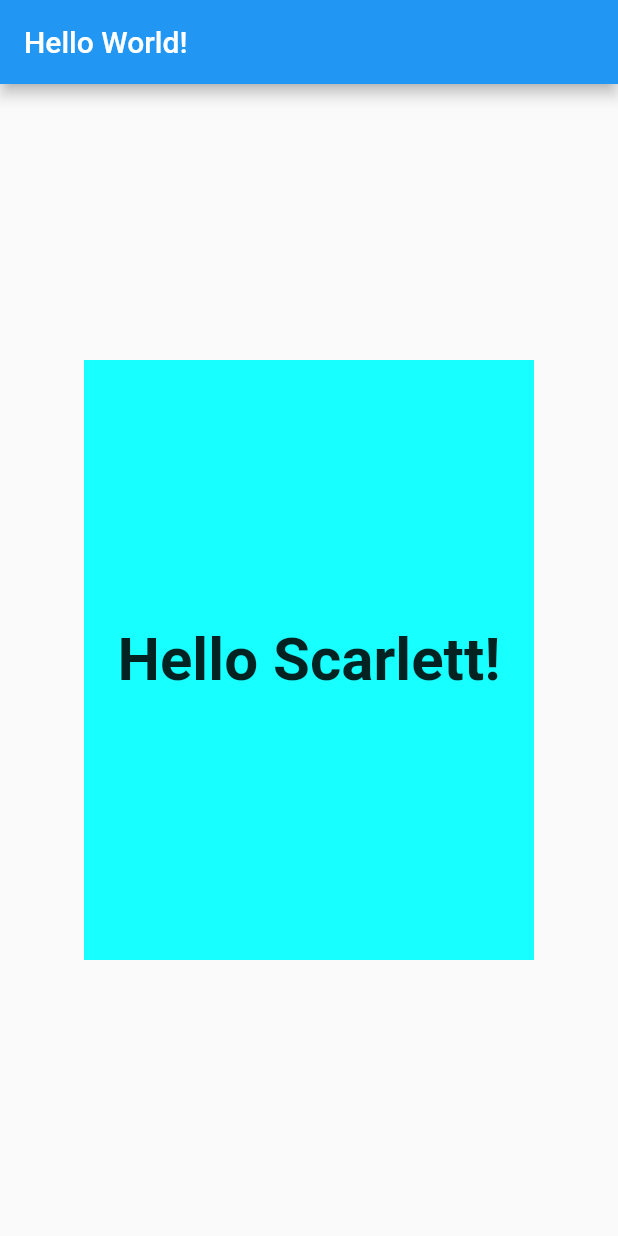
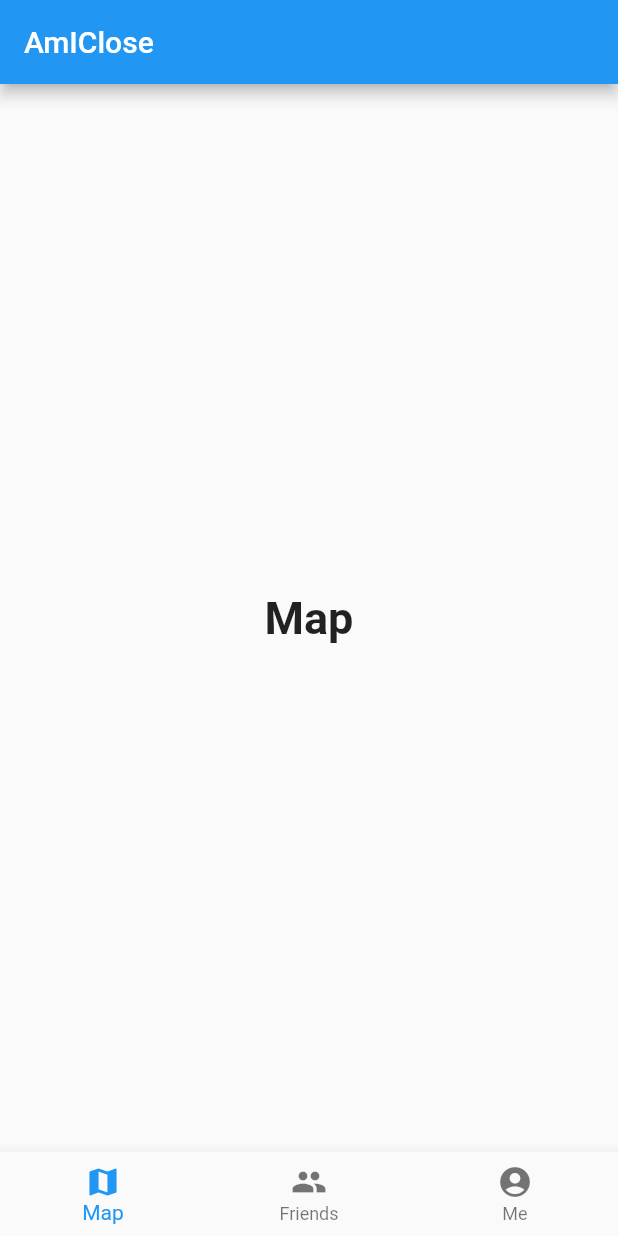
Before and after one commit to sussica/TianCaiCup, a Flutter app: the screen it shows after launch, on a phone screen of 412 x 824 dp. Run offline on Flutter 3.47's test engine with Material 2 defaults, Android fonts, the phone set to English and light mode, and no system bars; our stand-ins replace firebase_auth; missing offline and left inert: firebase_ui; accounts and stored records are empty.

Commit message:
[LeeR] Upload App skeleton and sign in page

```diff
--- a/lib/main.dart
+++ b/lib/main.dart
@@ -1,30 +1,164 @@
+import 'dart:async';
+
 import 'package:flutter/material.dart';
+import 'package:firebase_auth/firebase_auth.dart';
+import 'package:firebase_ui/flutter_firebase_ui.dart';
 
-class helloWorld extends StatelessWidget {
+void main() => runApp(MyApp());
+
+class MyApp extends StatelessWidget {
   @override
   Widget build(BuildContext context) {
-    return Center(
-        child: Container(
-          color: Colors.cyanAccent,
-          height: 400.0,
-          width: 300.0,
-          child: Center(
-              child: Text(
-                'Hello Scarlett!',
-                style: TextStyle(fontSize: 40.0, fontWeight: FontWeight.w700),
-              )),
-        ));
+    return MaterialApp(
+      debugShowCheckedModeBanner: false,
+      title: 'AmIClose',
+      theme: ThemeData(primarySwatch: Colors.blue),
+      home: _HomePage(title: 'AmIClose'),
+    );
   }
 }
 
-void main() {
-  runApp(MaterialApp(
-    debugShowCheckedModeBanner: false,
-    home: Scaffold(
+// Base Bottom NavigationBar App
+class _HomePage extends StatefulWidget {
+  _HomePage({Key key, this.title}) : super(key: key);
+
+  final String title;
+
+  @override
+  _HomePageState createState() => _HomePageState();
+}
+
+class _HomePageState extends State<_HomePage> {
+  final FirebaseAuth _auth = FirebaseAuth.instance;
+  // current login user
+  FirebaseUser _user;
+  StreamSubscription<FirebaseUser> _subscription;
+
+  var _selectedIndex = 0;
+
+  static TextStyle optionStyle =
+      TextStyle(fontSize: 30, fontWeight: FontWeight.bold);
+
+  // called before build view
+  @override
+  void initState() {
+    super.initState();
+    _checkCurrentUser();
+  }
+
+  @override
+  void dispose() {
+    super.dispose();
+    _subscription.cancel();
+  }
+
+  // todo map, friends page
+  List<Widget> _buildFragmentsList() {
+    return <Widget>[
+      Text(
+        'Map',
+        style: optionStyle,
+      ),
+      Text(
+        'Friends',
+        style: optionStyle,
+      ),
+      (_user == null) ? _buildSignInFragment() : MeFragment(user: _user),
+    ];
+  }
+
+  // fixme Unhandled Exception: Looking up a deactivated widget's ancestor is unsafe.
+  // at package:firebase_ui/password_view.dart:116
+  Widget _buildSignInFragment() {
+    return new SignInScreen(
+      header: new Padding(
+        padding: const EdgeInsets.symmetric(vertical: 16.0),
+        child: new Padding(
+          padding: const EdgeInsets.all(16.0),
+          child: new Text("Please Sign in first"),
+        ),
+      ),
+      showBar: false,
+      padding: const EdgeInsets.fromLTRB(8, 5, 8, 5),
+      avoidBottomInset: true,
+      color: Colors.white,
+      providers: [
+        //ProvidersTypes.google,
+        ProvidersTypes.email
+      ],
+    );
+  }
+
+  // Build Bottom NavigationBar
+  @override
+  Widget build(BuildContext context) {
+    return Scaffold(
       appBar: AppBar(
-        title: Text('Hello World!'),
+        title: Text("AmIClose"),
       ),
-      body: helloWorld(),
-    ),
-  ));
+      body: Center(child: _buildFragmentsList().elementAt(_selectedIndex)),
+      bottomNavigationBar: BottomNavigationBar(
+        items: const <BottomNavigationBarItem>[
+          BottomNavigationBarItem(
+            icon: Icon(Icons.map),
+            title: Text('Map'),
+          ),
+          BottomNavigationBarItem(
+            icon: Icon(Icons.people),
+            title: Text('Friends'),
+          ),
+          BottomNavigationBarItem(
+            icon: Icon(Icons.account_circle),
+            title: Text('Me'),
+          ),
+        ],
+        currentIndex: _selectedIndex,
+        selectedItemColor: Colors.blue,
+        onTap: (int index) {
+          setState(() {
+            _selectedIndex = index;
+          });
+        },
+      ),
+    );
+  }
+
+  // Check current user in background
+  void _checkCurrentUser() async {
+    _user = await _auth.currentUser();
+    _user?.getIdToken(refresh: true);
+    // called when user sign in and sign out
+    _subscription = _auth.onAuthStateChanged.listen((FirebaseUser user) {
+      setState(() {
+        _user = user;
+      });
+    });
+  }
 }
+
+class MeFragment extends StatelessWidget {
+  final FirebaseUser user;
+
+  MeFragment({this.user});
+
+  @override
+  Widget build(BuildContext context) => new Scaffold(
+      body: Container(
+          padding: const EdgeInsets.all(16.0),
+          child: Column(
+            crossAxisAlignment: CrossAxisAlignment.center,
+            mainAxisAlignment: MainAxisAlignment.center,
+            children: <Widget>[
+              Text("Hi,"),
+              Text(user.displayName ?? user.email),
+              RaisedButton(
+                  color: Colors.blue,
+                  child: new Text("Logout",),
+                  onPressed: _logout)
+            ],
+          )));
+
+  void _logout() {
+    signOutProviders();
+  }
+}
```
